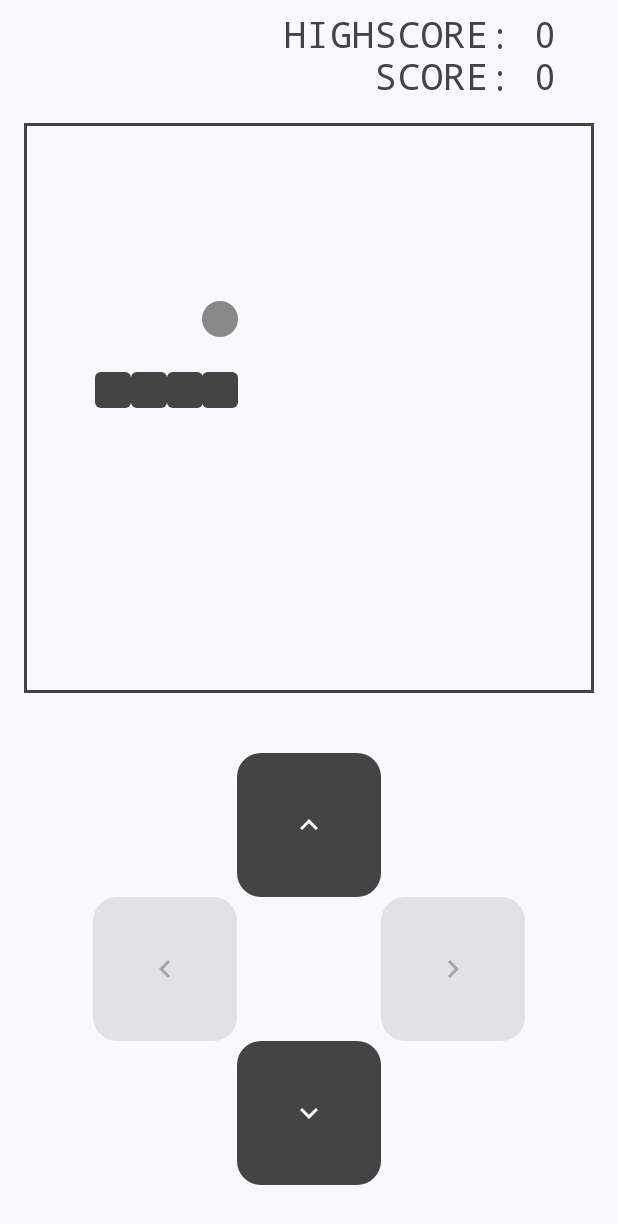
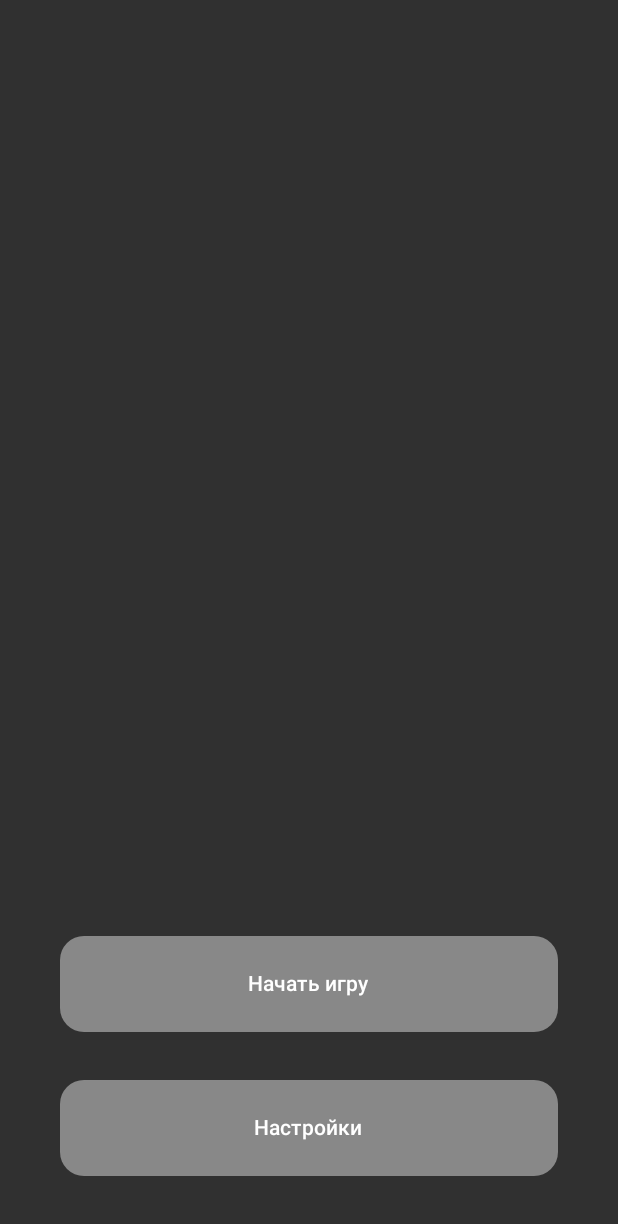
Before and after one commit to PseudoNIMB/SnakesUnited, an Android app built with Jetpack Compose: the screen it shows after launch (MainActivity), on a phone screen of 412 x 824 dp. Shown: the top 1224 px of the screen. Run offline under Robolectric (Android 15) with nearby library versions, the phone set to English and light mode, and no system bars.

Commit message:
Theme changed, default values will work now, menu implementation

```diff
--- a/app/build.gradle.kts
+++ b/app/build.gradle.kts
@@ -56,9 +56,9 @@ dependencies {
     implementation("androidx.compose.ui:ui-graphics")
     implementation("androidx.compose.ui:ui-tooling-preview")
     implementation("androidx.compose.material3:material3")
-
     implementation("androidx.datastore:datastore:1.1.1")
     implementation("androidx.datastore:datastore-preferences:1.1.1")
+    implementation("androidx.navigation:navigation-compose:2.7.7")
 
     testImplementation("junit:junit:4.13.2")
     androidTestImplementation("androidx.test.ext:junit:1.1.5")
--- a/app/src/main/java/ru/pseudonimb/clickergame/MainActivity.kt
+++ b/app/src/main/java/ru/pseudonimb/clickergame/MainActivity.kt
@@ -11,7 +11,12 @@ import androidx.compose.runtime.mutableStateOf
 import androidx.compose.runtime.remember
 import androidx.compose.ui.Modifier
 import androidx.lifecycle.lifecycleScope
+import androidx.navigation.compose.NavHost
+import androidx.navigation.compose.composable
+import androidx.navigation.compose.rememberNavController
+import kotlinx.coroutines.MainScope
 import ru.pseudonimb.clickergame.ui.screens.GameOfSnakes
+import ru.pseudonimb.clickergame.ui.screens.MainScreen
 import ru.pseudonimb.clickergame.ui.screens.Player
 import ru.pseudonimb.clickergame.ui.theme.ClickergameTheme
 import ru.pseudonimb.clickergame.utils.DataStoreManager
@@ -20,27 +25,29 @@ class MainActivity : ComponentActivity() {
     override fun onCreate(savedInstanceState: Bundle?) {
         super.onCreate(savedInstanceState)
 
-        val game = GameOfSnakes(lifecycleScope)
-        val dataStoreManager = DataStoreManager(this)
+        setContent {
+            val navController = rememberNavController()
 
-        setContent {
             ClickergameTheme {
-                val highScoreState = remember {
-                    mutableStateOf(0)
-                }
-                //Корутина для получения данных при запуске приложения
-                LaunchedEffect(key1 = true){
-                    dataStoreManager.getSettings().collect{settings ->
-                        highScoreState.value = settings.highScore
+                NavHost(
+                    navController = navController,
+                    startDestination = "main_screen"
+                ) {
+                    composable("main_screen") {
+                        MainScreen({
+                            navController.navigate("game_screen")
+                        })
                     }
-                }
-                // A surface container using the 'background' color from the theme
-                Surface(
-                    modifier = Modifier.fillMaxSize(),
-                    color = MaterialTheme.colorScheme.background
-                ) {
-//                    MainScreen()
-                    Player(dataStoreManager, highScoreState, game)
+                    composable("game_screen") {
+                        Player(
+                            { navController.navigate("game_screen"){
+                                popUpTo("main_screen") {
+                                    inclusive = true
+                                }
+                            } },
+                            GameOfSnakes(scope = lifecycleScope)
+                        )
+                    }
                 }
             }
         }
--- a/app/src/main/java/ru/pseudonimb/clickergame/ui/screens/GameOfSnakes.kt
+++ b/app/src/main/java/ru/pseudonimb/clickergame/ui/screens/GameOfSnakes.kt
@@ -2,6 +2,7 @@ package ru.pseudonimb.clickergame.ui.screens
 
 import androidx.compose.foundation.background
 import androidx.compose.foundation.border
+import androidx.compose.foundation.clickable
 import androidx.compose.foundation.layout.*
 import androidx.compose.foundation.shape.CircleShape
 import androidx.compose.foundation.shape.RoundedCornerShape
@@ -19,6 +20,8 @@ import androidx.compose.ui.platform.LocalContext
 import androidx.compose.ui.text.font.FontFamily
 import androidx.compose.ui.unit.dp
 import androidx.compose.ui.unit.sp
+import androidx.datastore.preferences.preferencesDataStore
+import androidx.navigation.NavController
 import kotlinx.coroutines.*
 import kotlinx.coroutines.flow.Flow
 import kotlinx.coroutines.flow.MutableStateFlow
@@ -30,6 +33,9 @@ import ru.pseudonimb.clickergame.utils.SettingsData
 import java.util.*
 
 data class State(val food: Pair<Int, Int>, val snake: List<Pair<Int, Int>>)
+
+var highScore = 0
+var score = 0
 
 class GameOfSnakes(private val scope: CoroutineScope) {
     private val mutex = Mutex()
@@ -49,26 +55,34 @@ class GameOfSnakes(private val scope: CoroutineScope) {
         scope.launch {
             var snakeLength = 4
             highScore = 0
+            score = 0
 
             while (true) {
+                //Скорость змейки (чем ближе к нулю тем быстрее)
                 delay(200)
                 mutableState.update {
-                    val newPosition = it.snake.first().let { poz ->
+                    val newPosition = it.snake.first().let { position ->
                         mutex.withLock {
                             Pair(
-                                (poz.first + move.first + BOARD_SIZE) % BOARD_SIZE,
-                                (poz.second + move.second + BOARD_SIZE) % BOARD_SIZE
+                                (position.first + move.first + BOARD_SIZE) % BOARD_SIZE,
+                                (position.second + move.second + BOARD_SIZE) % BOARD_SIZE
                             )
                         }
                     }
 
+                    //Если змея съёла еду
                     if (newPosition == it.food) {
                         snakeLength++
+                        score++
                     }
 
+                    //Если змея врезалась в себя
                     if (it.snake.contains(newPosition)) {
-                        highScore = snakeLength
+                        if (highScore<snakeLength) highScore = (snakeLength - 4)
+                        //TODO вставлять тут хайскор и диалоговое окно
+
                         snakeLength = 4
+                        score = 0
                     }
 
                     it.copy(
@@ -90,9 +104,10 @@ class GameOfSnakes(private val scope: CoroutineScope) {
 
 //Весь экран
 @Composable
-fun Player(dataStoreManager: DataStoreManager, highScoreState: MutableState<Int>, game: GameOfSnakes) {
-    val coroutine = rememberCoroutineScope()
-
+fun Player(
+    onClick: () -> Unit,
+    game: GameOfSnakes
+) {
     val state = game.state.collectAsState(initial = null)
 
     Column(horizontalAlignment = Alignment.CenterHorizontally, verticalArrangement = Arrangement.Center) {
@@ -103,7 +118,7 @@ fun Player(dataStoreManager: DataStoreManager, highScoreState: MutableState<Int>
             color = Color.DarkGray,
             fontFamily = FontFamily.Monospace,
             fontSize = 24.sp,
-            text = if (highScoreState.value<=0) "HIGHSCORE: 0" else "HIGHSCORE: " + (highScoreState.value-4).toString()
+            text = "HIGHSCORE: " + highScore
         )
         Text(
             modifier = Modifier
@@ -112,7 +127,7 @@ fun Player(dataStoreManager: DataStoreManager, highScoreState: MutableState<Int>
             color = Color.DarkGray,
             fontFamily = FontFamily.Monospace,
             fontSize = 24.sp,
-            text = "SCORE: " + (state.value?.snake?.size?.minus(4)).toString()
+            text = "SCORE: " + score
         )
         state.value?.let {
             Board(it)
@@ -136,31 +151,55 @@ fun Buttons(onDirectionChange: (Pair<Int, Int>) -> Unit) {
     }
 
     Column(horizontalAlignment = Alignment.CenterHorizontally, modifier = Modifier.padding(24.dp)) {
-        Button(onClick = {
+        Button(
+            onClick = {
                 onDirectionChange(Pair(0, -1))
                 movement = true
-                         }, enabled = !movement, modifier = buttonSize, colors = ButtonDefaults.buttonColors(Color.DarkGray), shape = buttonShape) {
+            },
+            enabled = !movement,
+            modifier = buttonSize,
+            colors = ButtonDefaults.buttonColors(Color.Gray),
+            shape = buttonShape
+        ) {
             Icon(Icons.Default.KeyboardArrowUp, "Up")
         }
         Row {
-            Button(onClick = {
+            Button(
+                onClick = {
                     onDirectionChange(Pair(-1, 0))
                     movement = false
-                             }, enabled = movement, modifier = buttonSize, colors = ButtonDefaults.buttonColors(Color.DarkGray), shape = buttonShape) {
+                },
+                enabled = movement,
+                modifier = buttonSize,
+                colors = ButtonDefaults.buttonColors(Color.Gray),
+                shape = buttonShape
+            ) {
                 Icon(Icons.Default.KeyboardArrowLeft, "Left")
             }
             Spacer(modifier = buttonSize)
-            Button(onClick = {
+            Button(
+                onClick = {
                     onDirectionChange(Pair(1, 0))
                     movement = false
-                             }, enabled = movement, modifier = buttonSize, colors = ButtonDefaults.buttonColors(Color.DarkGray), shape = buttonShape) {
+                },
+                enabled = movement,
+                modifier = buttonSize,
+                colors = ButtonDefaults.buttonColors(Color.Gray),
+                shape = buttonShape
+            ) {
                 Icon(Icons.Default.KeyboardArrowRight, "Right")
             }
         }
-        Button(onClick = {
+        Button(
+            onClick = {
                 onDirectionChange(Pair(0, 1))
                 movement = true
-                         }, enabled = !movement, modifier = buttonSize, colors = ButtonDefaults.buttonColors(Color.DarkGray), shape = buttonShape) {
+            },
+            enabled = !movement,
+            modifier = buttonSize,
+            colors = ButtonDefaults.buttonColors(Color.Gray),
+            shape = buttonShape
+        ) {
             Icon(Icons.Default.KeyboardArrowDown, "Down")
         }
     }
--- a/app/src/main/java/ru/pseudonimb/clickergame/ui/screens/MainScreen.kt
+++ b/app/src/main/java/ru/pseudonimb/clickergame/ui/screens/MainScreen.kt
@@ -16,25 +16,37 @@ import androidx.compose.ui.Alignment
 import androidx.compose.ui.Modifier
 import androidx.compose.ui.graphics.Color
 import androidx.compose.ui.unit.dp
+import androidx.datastore.dataStore
+import androidx.navigation.compose.NavHost
+import androidx.navigation.compose.composable
+import androidx.navigation.compose.rememberNavController
+import kotlinx.coroutines.MainScope
 
 @Composable
-fun MainScreen() {
+fun MainScreen(onClick: () -> Unit) {
 
     val buttonShape = RoundedCornerShape(16.dp)
-    Column(horizontalAlignment = Alignment.CenterHorizontally, modifier = Modifier.padding(24.dp)) {
+    val buttonSize = Modifier.height(96.dp).fillMaxWidth().padding(16.dp)
+    Column(
+        horizontalAlignment = Alignment.CenterHorizontally,
+        verticalArrangement = Arrangement.Bottom,
+        modifier = Modifier.padding(24.dp).fillMaxSize()
+    ) {
         Button(
-            onClick = {  },
-            modifier = Modifier.fillMaxWidth(),
-            colors = ButtonDefaults.buttonColors(Color.DarkGray),
-            shape = buttonShape
+            onClick = {
+                onClick()
+            },
+            modifier = buttonSize,
+            shape = buttonShape,
+            colors = ButtonDefaults.buttonColors(Color.Gray)
         ) {
             Text(text = "Начать игру")
         }
         Button(
             onClick = {  },
-            modifier = Modifier.fillMaxWidth(),
-            colors = ButtonDefaults.buttonColors(Color.DarkGray),
-            shape = buttonShape
+            modifier = buttonSize,
+            shape = buttonShape,
+            colors = ButtonDefaults.buttonColors(Color.Gray)
         ) {
             Text(text = "Настройки")
         }
--- a/app/src/main/res/values/themes.xml
+++ b/app/src/main/res/values/themes.xml
@@ -1,4 +1,8 @@
 <?xml version="1.0" encoding="utf-8"?>
 <resources>
-    <style name="Theme.Clickergame" parent="android:Theme.Material.Light.NoActionBar.Fullscreen"/>
+    <style name="Theme.Clickergame" parent="android:ThemeOverlay.Material.Dark">
+        <item name="android:windowActionBar">false</item>
+        <item name="android:windowNoTitle">true</item>
+        <item name="android:windowFullscreen">true</item>
+    </style>
 </resources>
```
Lines whose indentation alone changed are shown as unchanged.
